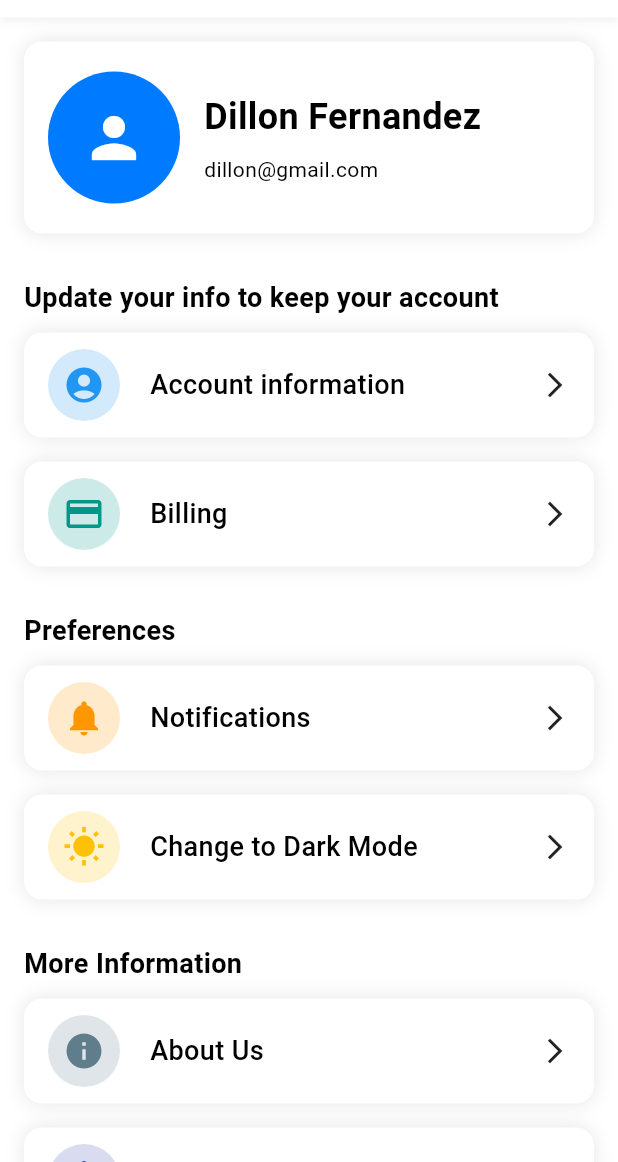
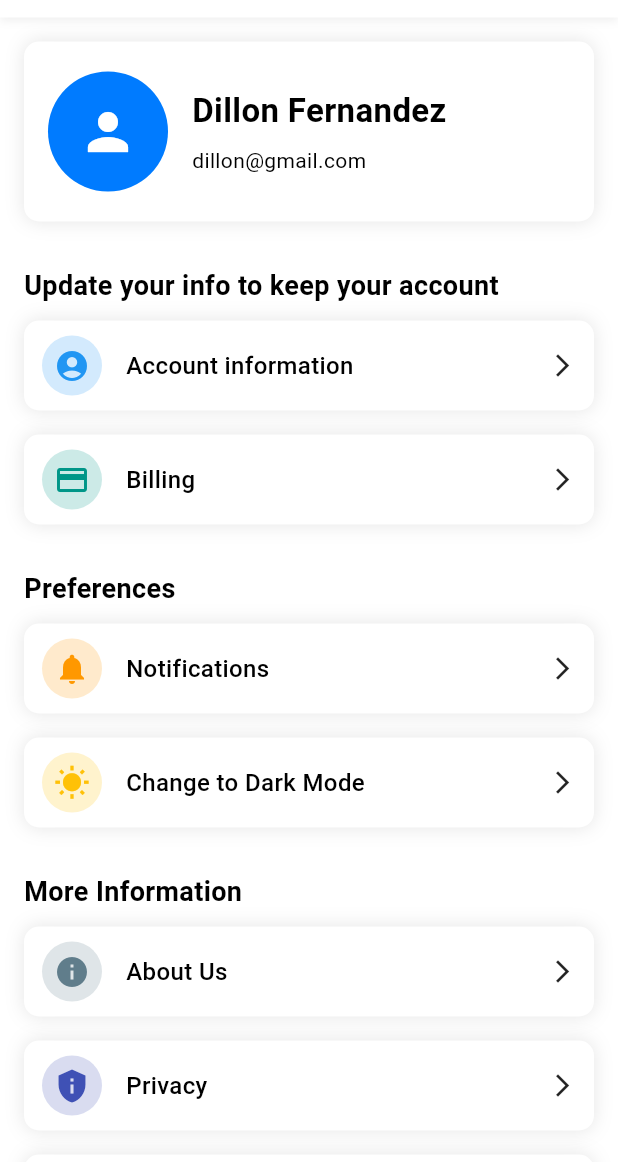
Before and after one commit to DillonFernandez/ByteCart-App, a Flutter app: the AccountPage screen opened directly with sample values from the repository, on a phone screen of 412 x 824 dp, the part 74-1236 px from its top. Run offline on Flutter 3.47's test engine with Material 3 defaults, Android fonts, the phone set to English and light mode, and no system bars; our stand-ins replace flutter_svg.

Commit message:
Revert changes to account and cart pages

```diff
--- a/lib/screens/account.dart
+++ b/lib/screens/account.dart
@@ -232,42 +232,42 @@ class AccountPage extends StatelessWidget {
         return Container(
           decoration: BoxDecoration(
             color: isDark ? const Color(0xFF121212) : Colors.white,
-            borderRadius: BorderRadius.circular(12),
+            borderRadius: BorderRadius.circular(10),
             boxShadow: [
               BoxShadow(color: Colors.black.withOpacity(0.1), blurRadius: 10),
             ],
           ),
           child: ClipRRect(
-            borderRadius: BorderRadius.circular(12),
+            borderRadius: BorderRadius.circular(10),
             child: Material(
               color: Colors.transparent,
               child: InkWell(
                 onTap: onTap,
                 child: SizedBox(
-                  height: 70,
+                  height: 60,
                   child: Center(
                     child: Row(
                       mainAxisAlignment: MainAxisAlignment.start,
                       crossAxisAlignment: CrossAxisAlignment.center,
                       children: [
+                        const SizedBox(width: 12),
+                        CircleAvatar(
+                          radius: 20,
+                          backgroundColor: color.withOpacity(0.2),
+                          child: Icon(icon, color: color, size: 24),
+                        ),
                         const SizedBox(width: 16),
-                        CircleAvatar(
-                          radius: 24,
-                          backgroundColor: color.withOpacity(0.2),
-                          child: Icon(icon, color: color, size: 28),
-                        ),
-                        const SizedBox(width: 20),
                         Expanded(
                           child: Text(
                             title,
                             style: const TextStyle(
-                              fontSize: 18,
+                              fontSize: 16,
                               fontWeight: FontWeight.w500,
                             ),
                           ),
                         ),
-                        const Icon(Icons.arrow_forward_ios, size: 20),
-                        const SizedBox(width: 16),
+                        const Icon(Icons.arrow_forward_ios, size: 18),
+                        const SizedBox(width: 12),
                       ],
                     ),
                   ),
@@ -306,7 +306,7 @@ class _ProfileCard extends StatelessWidget {
               isDark
                   ? const Color(0xFF121212)
                   : Theme.of(context).colorScheme.surface,
-          borderRadius: BorderRadius.circular(12),
+          borderRadius: BorderRadius.circular(10),
           boxShadow: [
             BoxShadow(color: Colors.black.withOpacity(0.1), blurRadius: 10),
           ],
@@ -316,22 +316,22 @@ class _ProfileCard extends StatelessWidget {
             mainAxisSize: MainAxisSize.min,
             children: [
               const CircleAvatar(
-                radius: 32,
+                radius: 28,
                 backgroundColor: Color(0xFF007BFF),
-                child: Icon(Icons.person, size: 32, color: Colors.white),
+                child: Icon(Icons.person, size: 28, color: Colors.white),
               ),
-              const SizedBox(height: 10),
+              const SizedBox(height: 8),
               Text(
                 user.fullName,
                 style: const TextStyle(
-                  fontSize: 16,
+                  fontSize: 15,
                   fontWeight: FontWeight.bold,
                 ),
                 textAlign: TextAlign.center,
                 maxLines: 2,
                 overflow: TextOverflow.ellipsis,
               ),
-              const SizedBox(height: 6),
+              const SizedBox(height: 4),
               Text(
                 user.email,
                 textAlign: TextAlign.center,
@@ -354,7 +354,7 @@ class _ProfileCard extends StatelessWidget {
             isDark
                 ? const Color(0xFF121212)
                 : Theme.of(context).colorScheme.surface,
-        borderRadius: BorderRadius.circular(12),
+        borderRadius: BorderRadius.circular(10),
         boxShadow: [
           BoxShadow(color: Colors.black.withOpacity(0.1), blurRadius: 10),
         ],
@@ -362,9 +362,9 @@ class _ProfileCard extends StatelessWidget {
       child: Row(
         children: [
           const CircleAvatar(
-            radius: 44,
+            radius: 40,
             backgroundColor: Color(0xFF007BFF),
-            child: Icon(Icons.person, size: 44, color: Colors.white),
+            child: Icon(Icons.person, size: 40, color: Colors.white),
           ),
           const SizedBox(width: 16),
           Column(
@@ -373,7 +373,7 @@ class _ProfileCard extends StatelessWidget {
               Text(
                 user.fullName,
                 style: const TextStyle(
-                  fontSize: 24,
+                  fontSize: 22,
                   fontWeight: FontWeight.bold,
                 ),
               ),
```
Also changed, not shown: lib/screens/cart.dart (+20 -27 lines).
